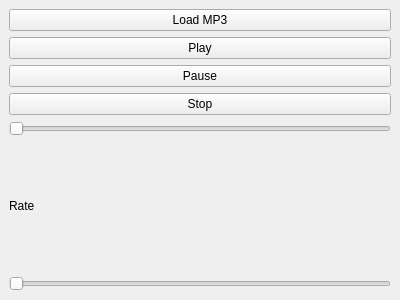
Winstone-Were/Mp3Blaster, file mainwindow.ui: the form before one commit.
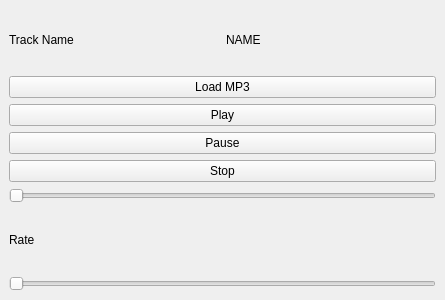
The form after the commit.

Commit message: Added ability to show filename

What changed in the file:
```diff
--- a/mainwindow.ui
+++ b/mainwindow.ui
@@ -6,12 +6,30 @@
    <rect>
     <x>0</x>
     <y>0</y>
-    <width>400</width>
+    <width>445</width>
     <height>300</height>
    </rect>
   </property>
   <widget class="QWidget" name="centralwidget">
    <layout class="QVBoxLayout" name="verticalLayout">
+    <item>
+     <layout class="QHBoxLayout" name="horizontalLayout">
+      <item>
+       <widget class="QLabel" name="label_3">
+        <property name="text">
+         <string>Track Name</string>
+        </property>
+       </widget>
+      </item>
+      <item>
+       <widget class="QLabel" name="track_name">
+        <property name="text">
+         <string>NAME</string>
+        </property>
+       </widget>
+      </item>
+     </layout>
+    </item>
     <item>
      <widget class="QPushButton" name="loadButton">
       <property name="text">
```
The commit also changes 2 other files.
